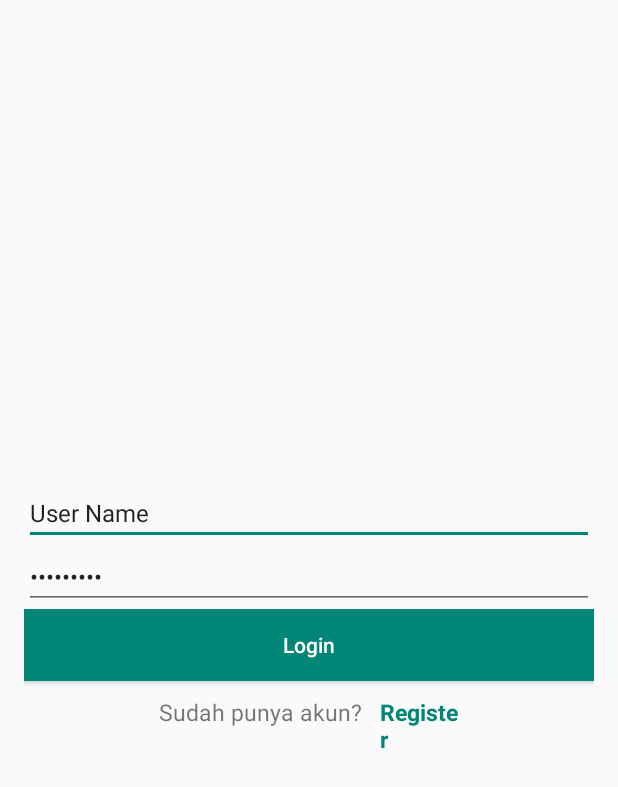
After one commit to hakamibrahim/Daftar-Apps, an Android app: the layout activity_login.xml on its own in the app's theme, with its tools: preview values and no code run, on a phone screen of 412 x 824 dp. The commit adds this screen. Shown: the top 787 px of the screen. Run offline under Robolectric (Android 15) with nearby library versions, the phone set to English and light mode, and no system bars.

Commit message:
login activity

```diff
--- a/app/build.gradle
+++ b/app/build.gradle
@@ -28,6 +28,9 @@ dependencies {
     implementation 'androidx.appcompat:appcompat:1.1.0'
     implementation 'androidx.core:core-ktx:1.2.0'
     implementation 'androidx.constraintlayout:constraintlayout:1.1.3'
+    implementation 'com.google.android.material:material:1.1.0'
+    implementation 'androidx.annotation:annotation:1.1.0'
+    implementation 'androidx.lifecycle:lifecycle-extensions:2.2.0'
     testImplementation 'junit:junit:4.12'
     androidTestImplementation 'androidx.test.ext:junit:1.1.1'
     androidTestImplementation 'androidx.test.espresso:espresso-core:3.2.0'
--- /dev/null
+++ b/app/src/main/java/com/example/daftarApps/LoginActivity.kt
@@ -0,0 +1,21 @@
+package com.example.daftarApps
+
+import android.content.Intent
+import androidx.appcompat.app.AppCompatActivity
+import android.os.Bundle
+import android.view.View
+
+class LoginActivity : AppCompatActivity() {
+
+    override fun onCreate(savedInstanceState: Bundle?) {
+        super.onCreate(savedInstanceState)
+        setContentView(R.layout.activity_login)
+    }
+
+    fun login(v: View){}
+
+    fun register(v: View){
+        val intent = Intent(this@LoginActivity, MainActivity::class.java)
+        startActivity(intent)
+    }
+}
--- /dev/null
+++ b/app/src/main/res/layout/activity_login.xml
@@ -0,0 +1,68 @@
+<?xml version="1.0" encoding="utf-8"?>
+<RelativeLayout xmlns:android="http://schemas.android.com/apk/res/android"
+    xmlns:tools="http://schemas.android.com/tools"
+    android:layout_width="match_parent"
+    android:layout_height="match_parent"
+    tools:context="com.example.daftarApps.LoginActivity">
+
+    <LinearLayout
+        android:layout_width="match_parent"
+        android:layout_height="wrap_content"
+        android:layout_centerInParent="true"
+        android:layout_margin="16dp"
+        android:orientation="vertical">
+
+        <com.google.android.material.textfield.TextInputEditText
+            android:layout_width="match_parent"
+            android:layout_height="wrap_content"
+            android:fontFamily="sans-serif"
+            android:text="@string/user_name"
+            android:textSize="16sp"
+            android:textStyle="normal" />
+
+        <com.google.android.material.textfield.TextInputEditText
+            android:layout_width="match_parent"
+            android:layout_height="wrap_content"
+            android:fontFamily="sans-serif"
+            android:inputType="textPassword"
+            android:text="@string/user_name"
+            android:textSize="16sp"
+            android:textStyle="normal" />
+
+        <Button
+            android:layout_width="match_parent"
+            android:layout_height="wrap_content"
+            android:background="@color/colorPrimary"
+            android:text="@string/login"
+            android:textAllCaps="false"
+            android:textColor="#ffff" />
+
+        <RelativeLayout
+            android:layout_width="200dp"
+            android:layout_height="wrap_content"
+            android:layout_gravity="center"
+            android:layout_marginTop="10dp">
+
+            <TextView
+                android:id="@+id/questionText"
+                android:layout_width="wrap_content"
+                android:layout_height="wrap_content"
+                android:fontFamily="sans-serif"
+                android:text="@string/question"
+                android:textSize="15sp" />
+
+            <TextView
+                android:id="@+id/daftar"
+                android:layout_width="match_parent"
+                android:layout_height="wrap_content"
+                android:layout_marginStart="12dp"
+                android:layout_toEndOf="@+id/questionText"
+                android:fontFamily="sans-serif"
+                android:onClick="register"
+                android:text="@string/daftar_disini"
+                android:textColor="@color/colorPrimary"
+                android:textSize="15sp"
+                android:textStyle="bold" />
+        </RelativeLayout>
+    </LinearLayout>
+</RelativeLayout>
--- a/app/src/main/res/values/strings.xml
+++ b/app/src/main/res/values/strings.xml
@@ -14,4 +14,8 @@
         Laki - laki
         Perempuan
     </string-array>
+    <string name="back">Kembali</string>
+    <string name="login">Login</string>
+    <string name="question">Sudah punya akun?</string>
+    <string name="daftar_disini">Register</string>
 </resources>
```
